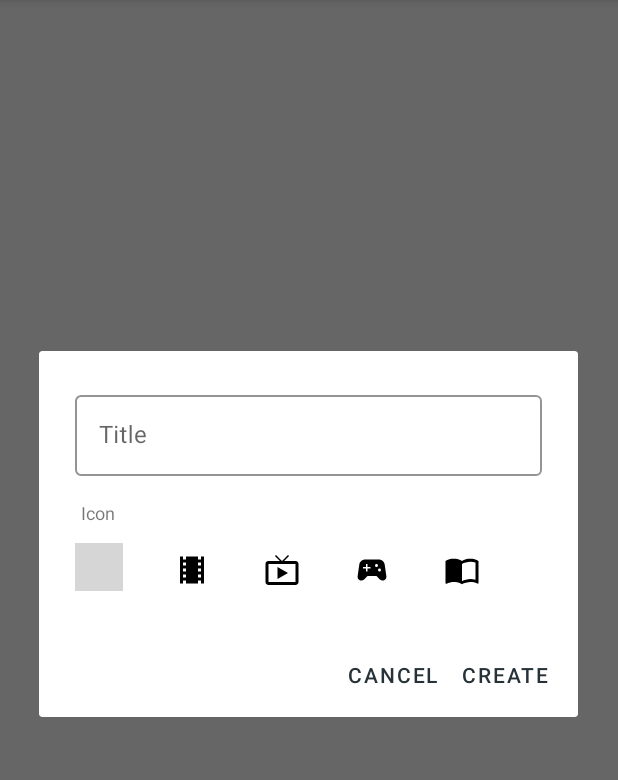
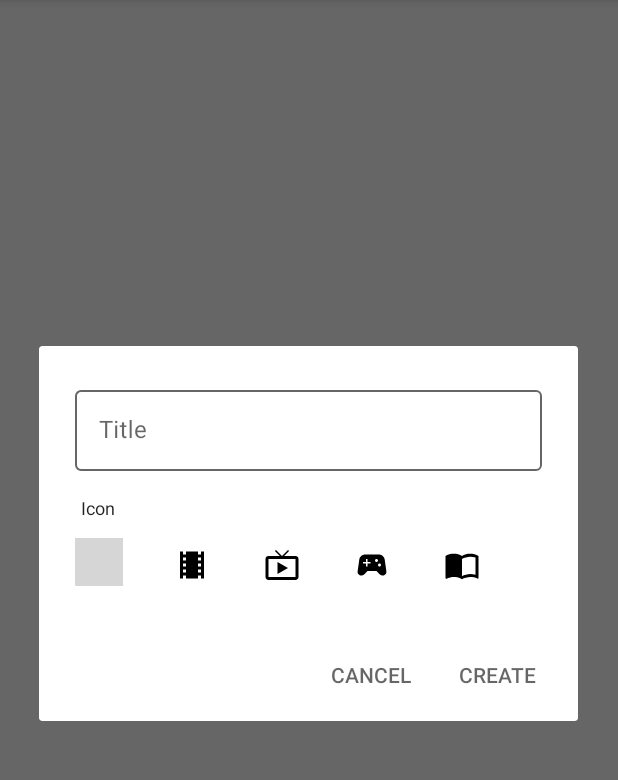
Before and after one commit to ruideraj/Backlog, an Android app: the fragment ListDialogFragment shown on its own in the app's theme, on a phone screen of 412 x 824 dp, the part 84-864 px from its top. Run offline under Robolectric (Android 15) with nearby library versions, the phone set to English and light mode, and no system bars; libraries missing offline, so code that uses them is left out: com.udit.android; plain views replace FlatRadioGroup; 4 statements that could not run were skipped; grey boxes are pictures that could not be loaded.

Commit message:
In List dialog, styled title input and button text color to be visible better in dark mode

```diff
--- a/app/src/main/res/layout/dialog_list.xml
+++ b/app/src/main/res/layout/dialog_list.xml
@@ -18,7 +18,9 @@
         app:boxCornerRadiusTopEnd="@dimen/text_input_box_corner_radius"
         app:boxCornerRadiusBottomStart="@dimen/text_input_box_corner_radius"
         app:boxCornerRadiusBottomEnd="@dimen/text_input_box_corner_radius"
+        app:boxStrokeColor="?attr/colorControlNormal"
         app:boxBackgroundColor="@android:color/transparent"
+        app:hintTextColor="?android:attr/textColorPrimary"
         app:errorTextColor="@color/dark_red"
         app:boxStrokeErrorColor="@color/dark_red"
         android:hint="@string/lists_title">
@@ -40,6 +42,7 @@
         app:layout_constraintLeft_toLeftOf="parent"
         android:layout_marginTop="16dp"
         android:layout_marginLeft="4dp"
+        android:textColor="?android:attr/textColorPrimary"
         android:textSize="12sp"
         android:text="@string/lists_icon" />
 
--- a/app/src/main/res/values-night/themes.xml
+++ b/app/src/main/res/values-night/themes.xml
@@ -12,5 +12,6 @@
         <!-- Status bar color. -->
         <item name="android:statusBarColor" tools:targetApi="l">?attr/colorPrimaryVariant</item>
         <!-- Customize your theme here. -->
+        <item name="alertDialogTheme">@style/AlertDialog</item>
     </style>
 </resources>
--- a/app/src/main/res/values/styles.xml
+++ b/app/src/main/res/values/styles.xml
@@ -10,4 +10,12 @@
         <item name="android:minHeight">0dp</item>
     </style>
 
+    <style name="AlertDialog" parent="ThemeOverlay.AppCompat.Dialog.Alert">
+        <item name="buttonBarButtonStyle">@style/AlertDialogButton</item>
+    </style>
+
+    <style name="AlertDialogButton" parent="Widget.AppCompat.Button.ButtonBar.AlertDialog">
+        <item name="android:textColor">?android:attr/colorControlNormal</item>
+    </style>
+
 </resources>
--- a/app/src/main/res/values/themes.xml
+++ b/app/src/main/res/values/themes.xml
@@ -12,6 +12,7 @@
         <!-- Status bar color. -->
         <item name="android:statusBarColor" tools:targetApi="l">?attr/colorPrimaryVariant</item>
         <!-- Customize your theme here. -->
+        <item name="alertDialogTheme">@style/AlertDialog</item>
     </style>
 
     <style name="Theme.Backlog.NoActionBar">
```
